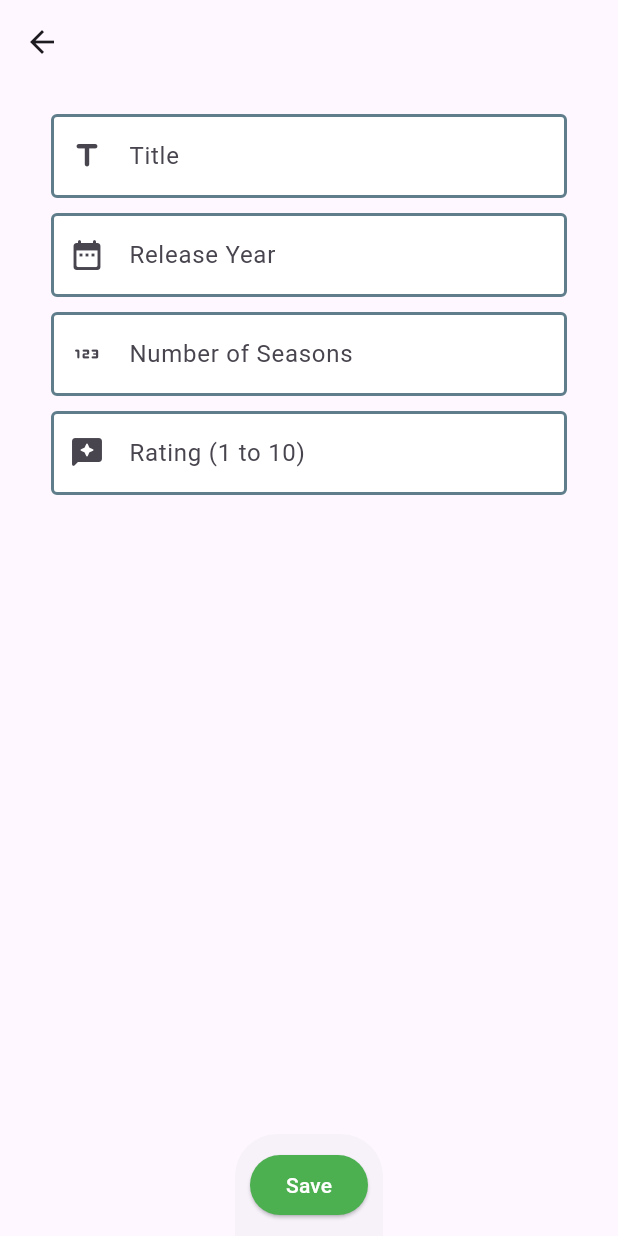
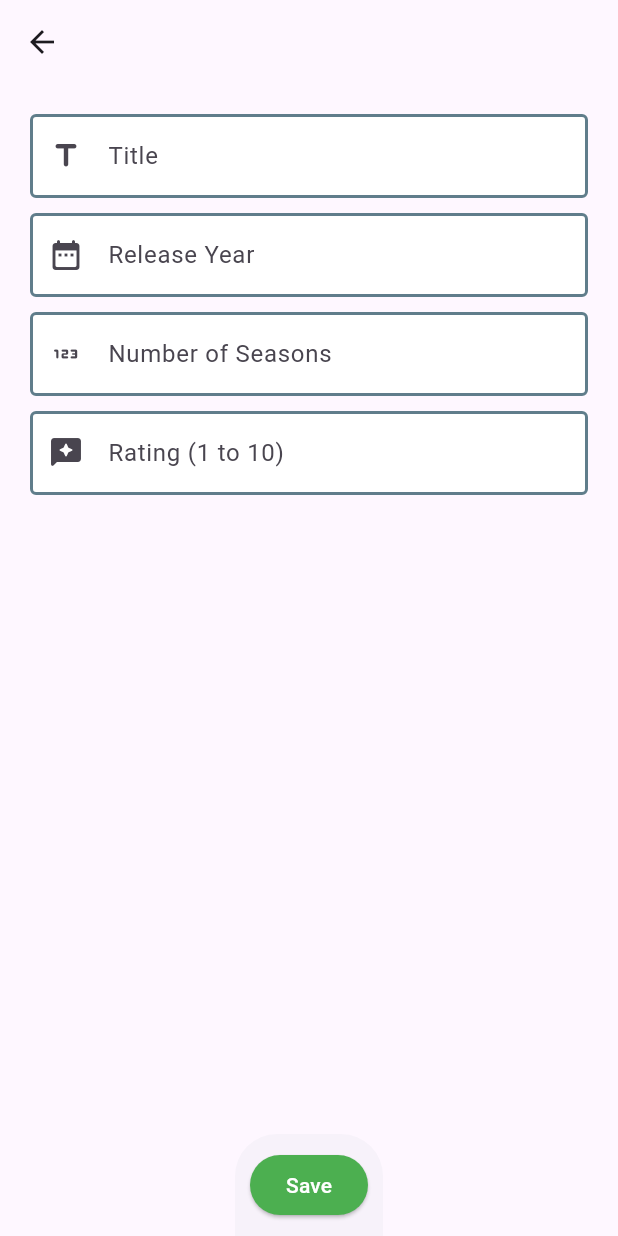
Before and after one commit to ahmad-kalaf/serien, a Flutter app: the screen it shows after launch, after a tap on the "add" icon, on a phone screen of 412 x 824 dp. Run offline on Flutter 3.47's test engine with Material 3 defaults, Android fonts, the phone set to English and light mode, and no system bars; our stand-ins replace hive_ce, hive_ce_flutter; accounts and stored records are empty.

Commit message:
Revert "bildschirmverhältnis von series_home_page.dart und add.dart angepasst"
This reverts commit 312367f0f15f5bc9bcb30065c0202785345ef1f5.

```diff
--- a/lib/add.dart
+++ b/lib/add.dart
@@ -1,5 +1,3 @@
-import 'dart:io';
-
 import 'package:flutter/material.dart';
 import 'package:serien/series.dart';
 
@@ -42,11 +40,7 @@ class _AddState extends State<Add> {
         ),
       ),
       appBar: AppBar(),
-      body: Align(
-        alignment: Alignment.center,
-        child: AspectRatio(
-          aspectRatio: Platform.isAndroid || Platform.isIOS ? MediaQuery.of(context).size.aspectRatio : (9 / 16),
-          child: SingleChildScrollView(
+      body: SingleChildScrollView(
         padding: const EdgeInsets.all(20),
         child: Form(
           key: _formKey,
@@ -80,8 +74,6 @@ class _AddState extends State<Add> {
           ),
         ),
       ),
-        ),
-      ),
     );
   }
 
--- a/lib/series_home_page.dart
+++ b/lib/series_home_page.dart
@@ -1,5 +1,3 @@
-import 'dart:io';
-
 import 'package:flutter/material.dart';
 import 'package:provider/provider.dart';
 import 'package:serien/constants.dart';
@@ -42,11 +40,7 @@ class _SeriesHomePageState extends State<SeriesHomePage> {
           ),
         ],
       ),
-      body: Align(
-        alignment: Alignment.center,
-        child: AspectRatio(
-          aspectRatio: Platform.isAndroid || Platform.isIOS ? MediaQuery.of(context).size.aspectRatio : (9 / 16),
-          child: ListView.builder(
+      body: ListView.builder(
         itemCount: provider.seriesList.length,
         itemBuilder: (context, index) {
           Series series = provider.seriesList[index];
@@ -86,9 +80,7 @@ class _SeriesHomePageState extends State<SeriesHomePage> {
                 border: Border(bottom: BorderSide(style: BorderStyle.solid)),
                 borderRadius: BorderRadius.only(bottomRight: Radius.circular(40), bottomLeft: Radius.circular(40)),
                 color:
-                        selectedSeries.contains(provider.seriesList[index])
-                            ? kSelectedBackgroundColor
-                            : kBackgroundColor,
+                    selectedSeries.contains(provider.seriesList[index]) ? kSelectedBackgroundColor : kBackgroundColor,
               ),
               padding: EdgeInsets.all(5),
               margin: EdgeInsets.all(5),
@@ -104,8 +96,6 @@ class _SeriesHomePageState extends State<SeriesHomePage> {
           );
         },
       ),
-        ),
-      ),
       floatingActionButton: FloatingActionButton(
         onPressed: () async {
           final result = await Navigator.of(context).push(MaterialPageRoute(builder: (context) => Add()));
```
Lines whose indentation alone changed are shown as unchanged.
